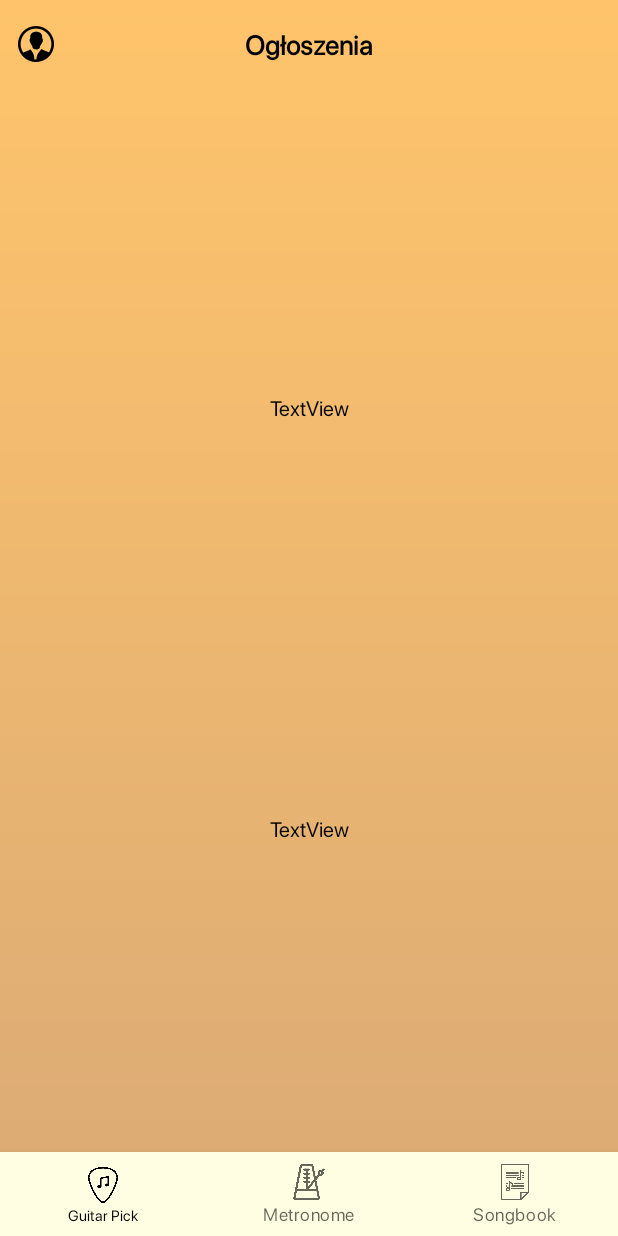
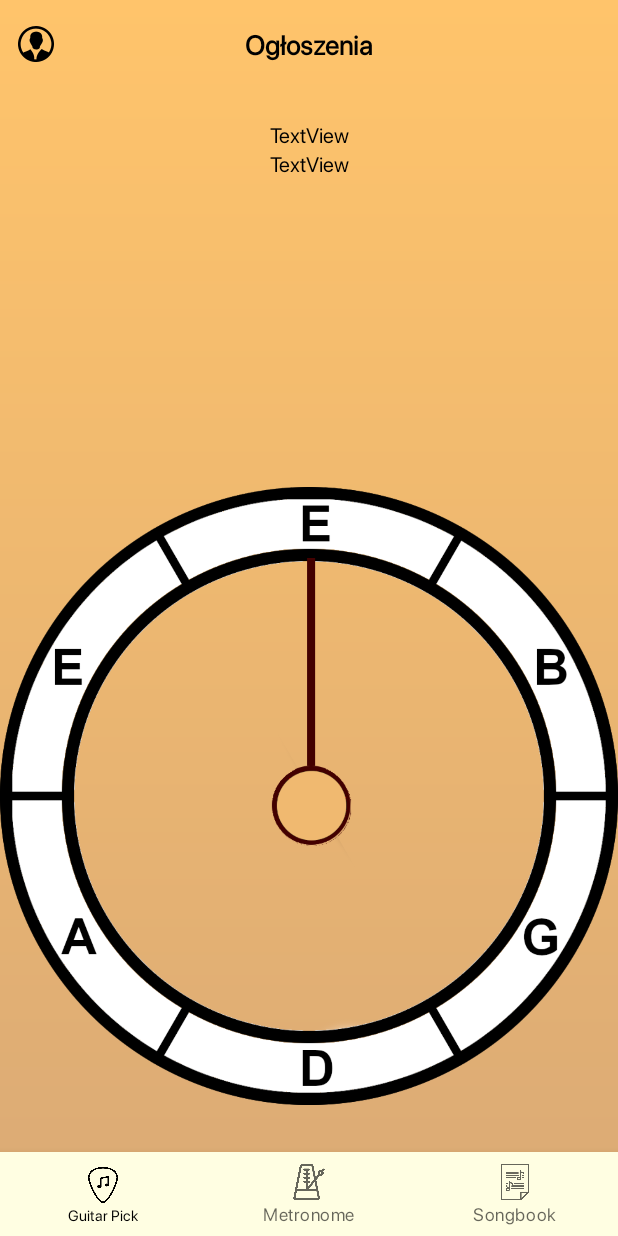
Before and after one commit to KrecikKretes/Guitar_app_master, an Android app: the screen it shows after launch (UserActivity), on a phone screen of 412 x 824 dp. Run offline under Robolectric (Android 15) with nearby library versions, the phone set to English and light mode, and no system bars; our stand-ins replace Firebase (no records; nobody signed in at launch, a user with empty details on screens opened directly).

Commit message:
Guitar Tuner - add "compas"

```diff
--- a/app/src/main/java/com/zawisza/guitar_app/fragments/GuitarPick/GuitarPickFragment.java
+++ b/app/src/main/java/com/zawisza/guitar_app/fragments/GuitarPick/GuitarPickFragment.java
@@ -8,6 +8,7 @@ import android.util.Log;
 import android.view.LayoutInflater;
 import android.view.View;
 import android.view.ViewGroup;
+import android.widget.ImageView;
 import android.widget.TextView;
 
 import androidx.fragment.app.Fragment;
@@ -34,6 +35,7 @@ public class GuitarPickFragment extends Fragment{
 
     private TextView textView;
     private TextView textView2;
+    private ImageView imageView;
 
     @SuppressLint("MissingInflatedId")
     @Override
@@ -43,6 +45,7 @@ public class GuitarPickFragment extends Fragment{
         View view = inflater.inflate(R.layout.fragment_guitarpick, container, false);
         textView = view.findViewById(R.id.textView2);
         textView2 = view.findViewById(R.id.textView3);
+        imageView = view.findViewById(R.id.imageView3);
         context = getContext();
         tuning = Tuning.getTuning(context, Preferences.getString(context, getString(R.string.pref_tuning_key), getString(R.string.standard_tuning_val)));
         soundMete = new SoundMeter(context);
@@ -60,6 +63,7 @@ public class GuitarPickFragment extends Fragment{
                     @Override
                     public void run() {
                         // Stuff that updates the UI
+                        imageView.setRotation(90);
                         textView.setText(pitch.name);
                         textView2.setText("" + ((int)(freq - pitch.frequency + 1)));
                         Log.d(TAG,"Now  : " + freq);
--- a/app/src/main/java/com/zawisza/guitar_app/notification/Notifications.java
+++ b/app/src/main/java/com/zawisza/guitar_app/notification/Notifications.java
@@ -88,7 +88,7 @@ public class Notifications extends FirebaseMessagingService {
             getSystemService(NotificationManager.class).createNotificationChannel(channel);
         }
 
-        Bitmap bitmap = BitmapFactory.decodeResource(this.getResources(),R.drawable.logo_rajd);
+        Bitmap bitmap = BitmapFactory.decodeResource(this.getResources(),R.drawable.notification_alarm_buzzer_icon);
         Log.d(TAG,"Step 2");
         NotificationCompat.Builder builder = new NotificationCompat.Builder(this, "Rajd 2023")
                 .setSmallIcon(R.drawable.notification_alarm_buzzer_icon)
--- a/app/src/main/res/layout/fragment_guitarpick.xml
+++ b/app/src/main/res/layout/fragment_guitarpick.xml
@@ -12,8 +12,8 @@
         android:id="@+id/textView2"
         android:layout_width="wrap_content"
         android:layout_height="wrap_content"
+        android:layout_marginTop="80dp"
         android:text="TextView"
-        app:layout_constraintBottom_toTopOf="@+id/textView3"
         app:layout_constraintEnd_toEndOf="parent"
         app:layout_constraintStart_toStartOf="parent"
         app:layout_constraintTop_toTopOf="parent" />
@@ -23,8 +23,36 @@
         android:layout_width="wrap_content"
         android:layout_height="wrap_content"
         android:text="TextView"
-        app:layout_constraintBottom_toBottomOf="parent"
         app:layout_constraintEnd_toEndOf="parent"
         app:layout_constraintStart_toStartOf="parent"
         app:layout_constraintTop_toBottomOf="@+id/textView2" />
+
+    <RelativeLayout
+        android:layout_width="match_parent"
+        android:layout_height="wrap_content"
+        app:layout_constraintEnd_toEndOf="parent"
+        app:layout_constraintStart_toStartOf="parent"
+        app:layout_constraintTop_toBottomOf="@+id/textView3"
+        >
+
+        <ImageView
+            android:id="@+id/imageView"
+            android:layout_width="wrap_content"
+            android:layout_height="wrap_content"
+            android:src="@drawable/compass" />
+
+        <ImageView
+            android:id="@+id/imageView3"
+            android:layout_width="wrap_content"
+            android:layout_height="wrap_content"
+            android:layout_centerInParent="true"
+
+
+            android:src="@drawable/arrow" />
+
+
+    </RelativeLayout>
+
+
+
 </androidx.constraintlayout.widget.ConstraintLayout>
```
Also changed, not shown: app/src/main/java/com/zawisza/guitar_app/activities/AdminActivity.java (+6 -6 lines), app/src/main/res/drawable/arrow.png (added), app/src/main/res/drawable/compass.png (added), app/src/main/res/drawable/logo_rajd.png (deleted).
